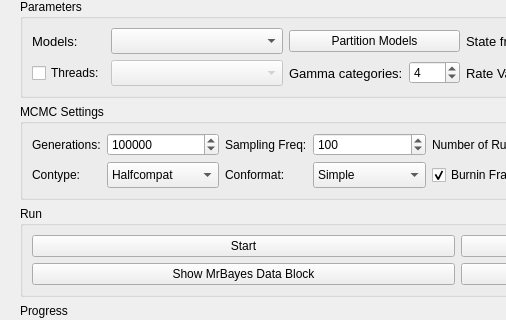
This is PhyloSuite/uifiles/MrBayes.ui in dongzhang0725/PhyloSuite as Qt 5 draws it before an edit; both pictures show x 0 to 506 and y 152 to 472 of the 930 by 555 pixel window. The edited form follows.
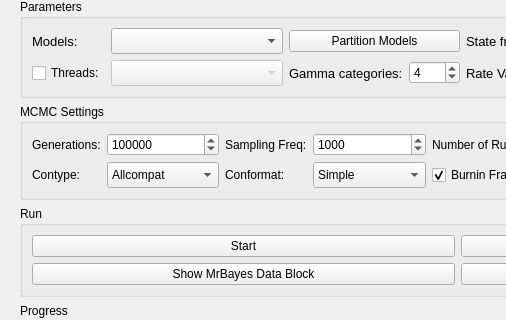
This is the edited form. Icons and pictures are not drawn. Custom widgets are drawn as their Qt base class.

Diff of the .ui file:
```diff
--- a/PhyloSuite/uifiles/MrBayes.ui
+++ b/PhyloSuite/uifiles/MrBayes.ui
@@ -476,7 +476,7 @@
                <number>99999999</number>
               </property>
               <property name="value">
-               <number>100</number>
+               <number>1000</number>
               </property>
              </widget>
             </item>
@@ -538,7 +538,7 @@
               </property>
               <item>
                <property name="text">
-                <string>Halfcompat</string>
+                <string>Allcompat</string>
                </property>
               </item>
               <item>
```
Left out of the diff: 2 changed lines with no effect on the pictures.
